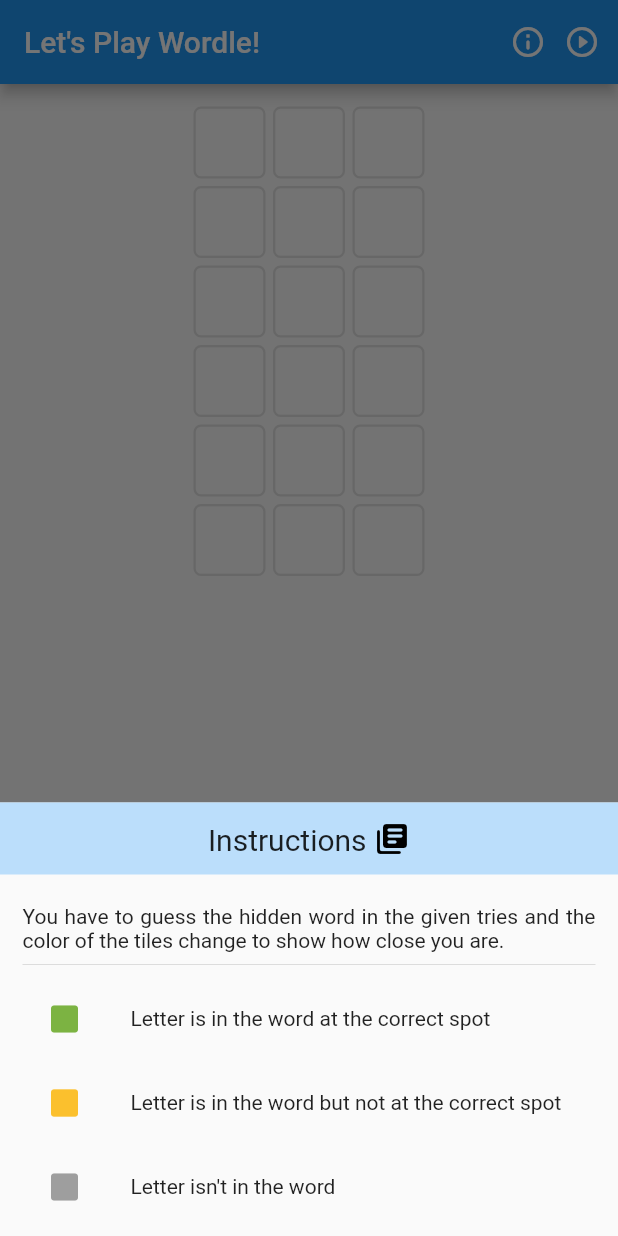
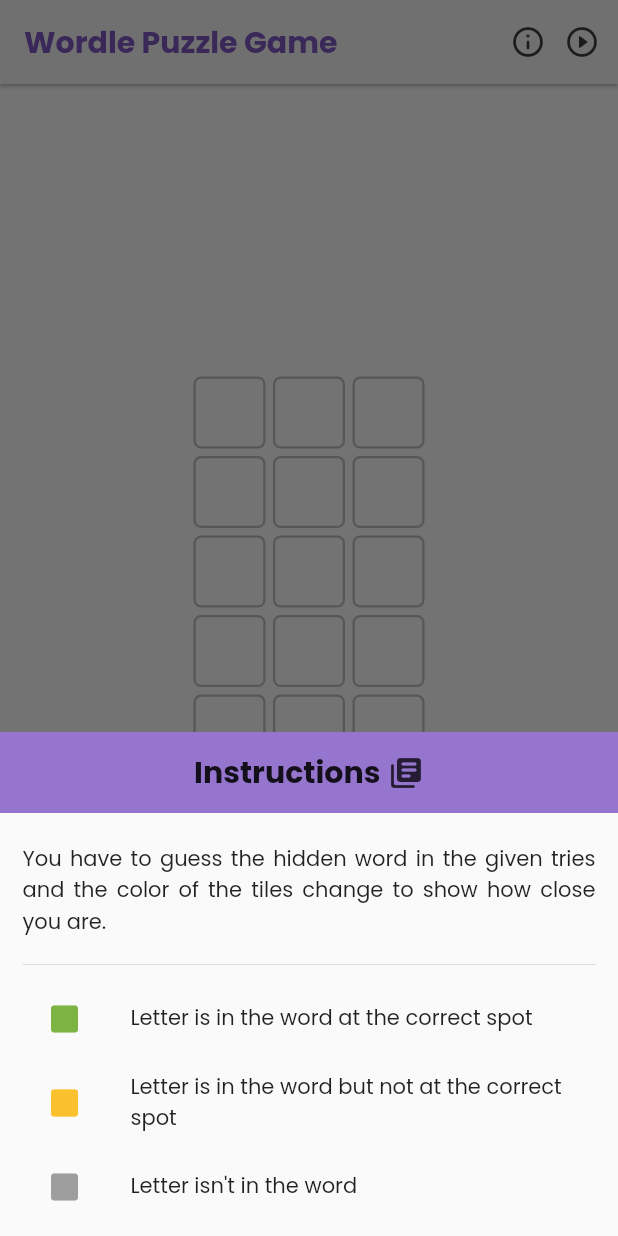
Before and after one commit to Fredorixo/wordle-puzzle-game, a Flutter app: the screen it shows after launch, item 2 of the bottom bar chosen, on a phone screen of 412 x 824 dp. Run offline on Flutter 3.47's test engine with Material 2 defaults, Android fonts, the phone set to English and light mode, and no system bars; drawn by our look-alikes of flip_card; our stand-ins replace flutter_bloc, google_fonts, lottie.

Commit message:
Add AppTheme to support light and dark themes, changeTheme to switch

```diff
--- a/lib/app/app.dart
+++ b/lib/app/app.dart
@@ -1,20 +1,35 @@
 import "package:flutter/material.dart";
 import "package:flutter_bloc/flutter_bloc.dart";
 import "package:provider/provider.dart";
+import "package:wordle/app/theme.dart";
 import "package:wordle/backend/backend.dart";
 import "package:wordle/backend/game.dart";
 import "package:wordle/backend/riddle_word.dart";
 import "package:wordle/home/home_screen.dart";
 
-class WordleApp extends StatelessWidget {
+class WordleApp extends StatefulWidget {
   const WordleApp({Key? key}) : super(key: key);
+
+  @override
+  State<WordleApp> createState() => _WordleAppState();
+}
+
+class _WordleAppState extends State<WordleApp> {
+  bool _hasLightTheme = true;
+
+  void changeTheme() {
+    setState(() {
+      _hasLightTheme = !_hasLightTheme;
+    });
+  }
 
   @override
   Widget build(BuildContext context) {
     return MaterialApp(
       title: "Wordle App",
-      theme: ThemeData.light(),
-      darkTheme: ThemeData.dark(),
+      theme: AppTheme.light(),
+      darkTheme: AppTheme.dark(),
+      themeMode: _hasLightTheme ? ThemeMode.light : ThemeMode.dark,
       home: MultiBlocProvider(
         providers: [
           BlocProvider(create: (_) => GameCubit()),
@@ -23,7 +38,10 @@ class WordleApp extends StatelessWidget {
         child: Provider(
           create: (_) => Backend(),
           dispose: (_, Backend backend) => backend.client.close(),
-          child: const HomeScreen(),
+          child: HomeScreen(
+            hasLightTheme: _hasLightTheme,
+            changeTheme: changeTheme,
+          ),
         ),
       ),
       debugShowCheckedModeBanner: false,
--- a/lib/app/color_schemes.dart
+++ b/lib/app/color_schemes.dart
@@ -4,7 +4,4 @@ abstract class ColorSchemes {
   static Color correctColor = Colors.lightGreen.shade600;
   static Color partiallyCorrectColor = Colors.yellow.shade700;
   static Color incorrectColor = Colors.grey;
-  static Color headlineColor = Colors.blue.shade100;
-
-  // tileTextColor dependent on theme
 }
--- a/lib/app/dimensions.dart
+++ b/lib/app/dimensions.dart
@@ -2,7 +2,5 @@ abstract class Dimensions {
   static double tileSideLength = 48.0;
   static double tileGap = 5.0;
   static double tileFontSize = 20.0;
-  static double snackBarFontSize = 10.0;
-  static double bottomSheetTitleFontSize = 20.0;
   static double bottomSheetSubtitleFontSize = 14.0;
 }
--- /dev/null
+++ b/lib/app/theme.dart
@@ -0,0 +1,47 @@
+import "package:flutter/material.dart";
+import "package:google_fonts/google_fonts.dart";
+
+class AppTheme {
+  static final TextTheme _textTheme = GoogleFonts.poppinsTextTheme();
+
+  static ThemeData light() {
+    return ThemeData.light().copyWith(
+      primaryColor: Colors.deepPurple.shade300,
+      appBarTheme: AppBarTheme(
+        backgroundColor: Colors.grey.shade100,
+        titleTextStyle: _textTheme.titleMedium?.copyWith(
+          color: Colors.deepPurple.shade400,
+          fontSize: 20.0,
+          fontWeight: FontWeight.bold,
+        ),
+        actionsIconTheme: IconThemeData(
+          color: Colors.black.withOpacity(0.75),
+        ),
+      ),
+      iconTheme: IconThemeData(
+        color: Colors.black.withOpacity(0.75),
+      ),
+      textTheme: _textTheme,
+      primaryTextTheme: _textTheme,
+    );
+  }
+
+  static ThemeData dark() {
+    return ThemeData.dark().copyWith(
+      primaryColor: Colors.deepPurple.shade300,
+      appBarTheme: AppBarTheme(
+        titleTextStyle: _textTheme.titleMedium?.copyWith(
+          color: Colors.deepPurple.shade400,
+          fontSize: 20.0,
+          fontWeight: FontWeight.bold,
+        ),
+      ),
+      primaryTextTheme: _textTheme.apply(
+        bodyColor: Colors.white,
+      ),
+      textTheme: _textTheme.apply(
+        bodyColor: Colors.white,
+      ),
+    );
+  }
+}
--- a/lib/custom_widgets/icon_title.dart
+++ b/lib/custom_widgets/icon_title.dart
@@ -1,5 +1,4 @@
 import "package:flutter/material.dart";
-import "package:wordle/app/dimensions.dart";
 
 class IconTitle extends StatelessWidget {
   final String title;
@@ -17,19 +16,17 @@ class IconTitle extends StatelessWidget {
   Widget build(BuildContext context) {
     return Row(
       mainAxisAlignment: mainAxisAlignment,
-      crossAxisAlignment: CrossAxisAlignment.end,
+      crossAxisAlignment: CrossAxisAlignment.center,
       children: [
         Text(
           title,
-          style: TextStyle(
-            fontSize: Dimensions.bottomSheetTitleFontSize,
+          style: const TextStyle(
+            fontSize: 20.0,
+            fontWeight: FontWeight.bold,
           ),
         ),
         const SizedBox(width: 5.0),
-        Icon(
-          icon,
-          color: Colors.black,
-        ),
+        Icon(icon),
       ],
     );
   }
--- a/lib/footer_buttons/footer_bottom_sheet.dart
+++ b/lib/footer_buttons/footer_bottom_sheet.dart
@@ -1,9 +1,9 @@
 import "package:flutter/material.dart";
-import "package:wordle/app/color_schemes.dart";
 import "package:wordle/custom_widgets/icon_title.dart";
 
 class FooterBottomSheet extends StatelessWidget {
   final String name;
+  final bool isDisabled;
   final List<Widget> body;
   final IconData titleIcon;
   final IconData displayIcon;
@@ -13,6 +13,7 @@ class FooterBottomSheet extends StatelessWidget {
     required this.name,
     required this.body,
     required this.titleIcon,
+    required this.isDisabled,
     required this.displayIcon,
   }) : super(key: key);
 
@@ -22,10 +23,11 @@ class FooterBottomSheet extends StatelessWidget {
       tooltip: name,
       icon: Icon(
         displayIcon,
-        color: Colors.grey.shade700,
         semanticLabel: name,
       ),
-      onPressed: () {
+      onPressed: isDisabled
+          ? null
+          : () {
               showModalBottomSheet(
                 context: context,
                 builder: (builder) {
@@ -34,7 +36,7 @@ class FooterBottomSheet extends StatelessWidget {
                     mainAxisSize: MainAxisSize.min,
                     children: [
                       Container(
-                  color: ColorSchemes.headlineColor,
+                        color: Theme.of(context).primaryColor,
                         padding: const EdgeInsets.symmetric(vertical: 12.0),
                         child: IconTitle(
                           title: name,
--- a/lib/footer_buttons/instructions.dart
+++ b/lib/footer_buttons/instructions.dart
@@ -5,7 +5,12 @@ import "package:wordle/footer_buttons/footer_bottom_sheet.dart";
 import "package:wordle/footer_buttons/instruction_tile.dart";
 
 class Instructions extends StatelessWidget {
-  const Instructions({Key? key}) : super(key: key);
+  final bool isDiabled;
+
+  const Instructions({
+    Key? key,
+    required this.isDiabled,
+  }) : super(key: key);
 
   @override
   Widget build(BuildContext context) {
@@ -19,6 +24,7 @@ class Instructions extends StatelessWidget {
           ),
           textAlign: TextAlign.justify,
         ),
+        const SizedBox(height: 10.0),
         const Divider(),
         InstructionTile(
           color: ColorSchemes.correctColor,
@@ -33,6 +39,7 @@ class Instructions extends StatelessWidget {
           message: "Letter isn't in the word",
         ),
       ],
+      isDisabled: isDiabled,
       titleIcon: Icons.library_books_rounded,
       displayIcon: Icons.help_rounded,
     );
--- a/lib/footer_buttons/settings.dart
+++ b/lib/footer_buttons/settings.dart
@@ -1,10 +1,10 @@
 import "package:flutter/material.dart";
-import "package:wordle/app/color_schemes.dart";
 import "package:wordle/constants/difficulty.dart";
 import "package:wordle/custom_widgets/icon_title.dart";
 
 class Settings extends StatefulWidget {
   final int letters;
+  final bool isDisabled;
   final Difficulty difficulty;
   final void Function(int) updateLetterCount;
   final void Function(Difficulty) updateDifficulty;
@@ -12,6 +12,7 @@ class Settings extends StatefulWidget {
   const Settings({
     Key? key,
     required this.letters,
+    required this.isDisabled,
     required this.difficulty,
     required this.updateDifficulty,
     required this.updateLetterCount,
@@ -26,12 +27,13 @@ class _SettingsState extends State<Settings> {
   Widget build(BuildContext context) {
     return IconButton(
       tooltip: "Settings",
-      icon: Icon(
+      icon: const Icon(
         Icons.settings_rounded,
-        color: Colors.grey.shade700,
         semanticLabel: "Settings",
       ),
-      onPressed: () {
+      onPressed: widget.isDisabled
+          ? null
+          : () {
               showModalBottomSheet(
                 enableDrag: false,
                 context: context,
@@ -43,7 +45,7 @@ class _SettingsState extends State<Settings> {
                         mainAxisSize: MainAxisSize.min,
                         children: [
                           Container(
-                      color: ColorSchemes.headlineColor,
+                            color: Theme.of(context).primaryColor,
                             padding: const EdgeInsets.symmetric(vertical: 12.0),
                             child: const IconTitle(
                               title: "Settings",
@@ -63,48 +65,53 @@ class _SettingsState extends State<Settings> {
                                     children: [
                                       ChoiceChip(
                                         label: const Text("Easy"),
-                                  selected:
-                                      widget.difficulty == Difficulty.easy,
+                                        selected: widget.difficulty ==
+                                            Difficulty.easy,
                                         selectedColor: Colors.lightGreen,
                                         onSelected: (bool selected) {
                                           if (selected) {
-                                      widget.updateDifficulty(Difficulty.easy);
+                                            widget.updateDifficulty(
+                                                Difficulty.easy);
                                             setState(() {});
                                           }
                                         },
                                         shape: ContinuousRectangleBorder(
-                                    borderRadius: BorderRadius.circular(5.0),
+                                          borderRadius:
+                                              BorderRadius.circular(5.0),
                                         ),
                                       ),
                                       ChoiceChip(
                                         label: const Text("Medium"),
-                                  selected:
-                                      widget.difficulty == Difficulty.medium,
+                                        selected: widget.difficulty ==
+                                            Difficulty.medium,
                                         selectedColor: Colors.yellow.shade800,
                                         onSelected: (bool selected) {
                                           if (selected) {
-                                      widget
-                                          .updateDifficulty(Difficulty.medium);
+                                            widget.updateDifficulty(
+                                                Difficulty.medium);
                                             setState(() {});
                                           }
                                         },
                                         shape: ContinuousRectangleBorder(
-                                    borderRadius: BorderRadius.circular(5.0),
+                                          borderRadius:
+                                              BorderRadius.circular(5.0),
                                         ),
                                       ),
                                       ChoiceChip(
                                         label: const Text("Hard"),
-                                  selected:
-                                      widget.difficulty == Difficulty.hard,
+                                        selected: widget.difficulty ==
+                                            Difficulty.hard,
                                         selectedColor: Colors.red.shade400,
                                         onSelected: (bool selected) {
                                           if (selected) {
-                                      widget.updateDifficulty(Difficulty.hard);
+                                            widget.updateDifficulty(
+                                                Difficulty.hard);
                                             setState(() {});
                                           }
                                         },
                                         shape: ContinuousRectangleBorder(
-                                    borderRadius: BorderRadius.circular(5.0),
+                                          borderRadius:
+                                              BorderRadius.circular(5.0),
                                         ),
                                       ),
                                     ],
@@ -115,7 +122,7 @@ class _SettingsState extends State<Settings> {
                                   title: const Text("Number of Letters"),
                                   subtitle: Wrap(
                                     children: [
-                                for (int count = 3; count <= 8; ++count)
+                                      for (int count = 3; count <= 7; ++count)
                                         ChoiceChip(
                                           label: Text("$count"),
                                           selected: widget.letters == count,
@@ -127,7 +134,8 @@ class _SettingsState extends State<Settings> {
                                             }
                                           },
                                           shape: ContinuousRectangleBorder(
-                                      borderRadius: BorderRadius.circular(5.0),
+                                            borderRadius:
+                                                BorderRadius.circular(5.0),
                                           ),
                                         )
                                     ],
--- a/lib/home/flip_card_tile.dart
+++ b/lib/home/flip_card_tile.dart
@@ -7,7 +7,7 @@ class FlipCardTile extends StatelessWidget {
   final bool isReadOnly;
   final bool isEnabled;
   final Color fillColor;
-  final Color textColor;
+  final Color? textColor;
   final FocusNode? forward;
   final FocusNode? backward;
   final FocusNode focusNode;
@@ -30,7 +30,7 @@ class FlipCardTile extends StatelessWidget {
     required this.isReadOnly,
     required this.isEnabled,
     required this.fillColor,
-    required this.textColor,
+    this.textColor,
     required this.flipController,
   }) : super(key: key) {
     _textFieldTile = TextFieldTile(
--- a/lib/home/home_screen.dart
+++ b/lib/home/home_screen.dart
@@ -12,7 +12,14 @@ import "package:wordle/home/action_button.dart";
 import "package:wordle/home/text_field_grid.dart";
 
 class HomeScreen extends StatefulWidget {
-  const HomeScreen({Key? key}) : super(key: key);
+  final void Function() changeTheme;
+  final bool hasLightTheme;
+
+  const HomeScreen({
+    Key? key,
+    required this.changeTheme,
+    required this.hasLightTheme,
+  }) : super(key: key);
 
   @override
   State<HomeScreen> createState() => _HomeScreenState();
@@ -55,7 +62,8 @@ class _HomeScreenState extends State<HomeScreen> {
       builder: (context, gameState) {
         return Scaffold(
           appBar: AppBar(
-            title: const Text("Let's Play Wordle!"),
+            title: const Text("Wordle Puzzle Game"),
+            elevation: 1.0,
             actions: [
               Tooltip(
                 message: gameState == GameState.begin
@@ -97,20 +105,23 @@ class _HomeScreenState extends State<HomeScreen> {
               mainAxisAlignment: MainAxisAlignment.spaceEvenly,
               children: [
                 IconButton(
-                  onPressed: () {},
-                  icon: Icon(
+                  onPressed: _hasLoadingAnimation ? null : () {},
+                  icon: const Icon(
                     Icons.leaderboard_rounded,
-                    color: Colors.grey.shade700,
                     semanticLabel: "Leaderboard",
                   ),
                   tooltip: "Leaderboard",
                 ),
-                const Instructions(),
+                Instructions(
+                  isDiabled: _hasLoadingAnimation,
+                ),
                 IconButton(
-                  onPressed: () {},
+                  onPressed:
+                      _hasLoadingAnimation ? null : () => widget.changeTheme(),
                   icon: Icon(
-                    Icons.dark_mode_rounded,
-                    color: Colors.grey.shade700,
+                    widget.hasLightTheme
+                        ? Icons.dark_mode_rounded
+                        : Icons.light_mode_rounded,
                     semanticLabel: "Toggle Brightness",
                   ),
                   tooltip: "Toggle Brightness",
@@ -118,6 +129,7 @@ class _HomeScreenState extends State<HomeScreen> {
                 Settings(
                   letters: _letters,
                   difficulty: _difficulty,
+                  isDisabled: _hasLoadingAnimation,
                   updateDifficulty: updateDifficulty,
                   updateLetterCount: updateLetterCount,
                 ),
--- a/lib/home/text_field_grid.dart
+++ b/lib/home/text_field_grid.dart
@@ -34,7 +34,7 @@ class TextFieldGrid extends StatefulWidget {
 
 class _TextFieldGridState extends State<TextFieldGrid> {
   late List<List<bool>> _isReadOnly;
-  late List<List<Color>> _textColors;
+  late List<List<Color?>> _textColors;
   late List<List<FocusNode>> _nodes;
   late List<List<Color>> _fillColors;
   late List<List<TextEditingController>> _controllers;
@@ -96,7 +96,7 @@ class _TextFieldGridState extends State<TextFieldGrid> {
       widget.tries,
       (_) => List.filled(
         widget.letters,
-        Colors.black,
+        null,
       ),
       growable: false,
     );
@@ -175,7 +175,7 @@ class _TextFieldGridState extends State<TextFieldGrid> {
         widget.tries,
         (_) => List.filled(
           widget.letters,
-          Colors.black,
+          null,
         ),
         growable: false,
       );
@@ -257,15 +257,15 @@ class _TextFieldGridState extends State<TextFieldGrid> {
       ScaffoldMessenger.of(context).showSnackBar(
         SnackBar(
           content: const Text(
-            "Word is Too Short",
+            "Word Is Too Short",
             style: TextStyle(
-              fontSize: 20.0,
+              fontSize: 18.0,
             ),
             textAlign: TextAlign.center,
           ),
-          duration: const Duration(seconds: 1),
+          duration: const Duration(seconds: 2),
           behavior: SnackBarBehavior.floating,
-          backgroundColor: Colors.blue.shade600,
+          backgroundColor: Theme.of(context).primaryColor,
         ),
       );
 
@@ -343,17 +343,15 @@ class _TextFieldGridState extends State<TextFieldGrid> {
 
   @override
   Widget build(BuildContext context) {
-    return Padding(
-      padding: const EdgeInsets.only(
-        top: 15.0,
-        left: 15.0,
-        right: 15.0,
-      ),
-      child: Center(
+    return Container(
+      padding: const EdgeInsets.all(15.0),
+      alignment: Alignment.center,
       child: ConstrainedBox(
         constraints: BoxConstraints(
           maxWidth: widget.letters * Dimensions.tileSideLength +
               (widget.letters - 1) * Dimensions.tileGap,
+          maxHeight: widget.tries * Dimensions.tileSideLength +
+              (widget.tries - 1) * Dimensions.tileGap,
         ),
         child: GridView.count(
           crossAxisSpacing: 5.0,
@@ -379,7 +377,6 @@ class _TextFieldGridState extends State<TextFieldGrid> {
           ],
         ),
       ),
-      ),
     );
   }
 }
--- a/lib/home/text_field_tile.dart
+++ b/lib/home/text_field_tile.dart
@@ -19,7 +19,7 @@ class TextFieldTile extends StatelessWidget {
   final bool isReadOnly;
   final bool isEnabled;
   final Color fillColor;
-  final Color textColor;
+  final Color? textColor;
   final FocusNode? forward;
   final FocusNode? backward;
   final FocusNode focusNode;
@@ -33,6 +33,7 @@ class TextFieldTile extends StatelessWidget {
     this.backController,
     this.forward,
     this.backward,
+    this.textColor,
     required this.onSubmit,
     required this.onTap,
     required this.controller,
@@ -40,7 +41,6 @@ class TextFieldTile extends StatelessWidget {
     required this.isReadOnly,
     required this.isEnabled,
     required this.fillColor,
-    required this.textColor,
   }) : super(key: key);
 
   @override
@@ -50,7 +50,7 @@ class TextFieldTile extends StatelessWidget {
       decoration: BoxDecoration(
         color: fillColor,
         border: Border.all(
-          color: Colors.grey.shade300,
+          color: Colors.grey.shade400,
           width: 1.5,
         ),
         borderRadius: BorderRadius.circular(5.0),
--- a/lib/reveal/error_reveal_dialog.dart
+++ b/lib/reveal/error_reveal_dialog.dart
@@ -9,7 +9,7 @@ class ErrorRevealDialog extends StatelessWidget {
     return RevealDialog(
       title: "Error",
       message: "An unexpected error occurred, please try again later.",
-      icon: Icons.error_outline_rounded,
+      icon: Icons.error_rounded,
       color: Colors.red.shade400,
     );
   }
--- a/lib/reveal/loser_reveal_dialog.dart
+++ b/lib/reveal/loser_reveal_dialog.dart
@@ -1,5 +1,4 @@
 import "package:flutter/material.dart";
-import "package:wordle/app/color_schemes.dart";
 import "package:wordle/reveal/reveal_dialog.dart";
 
 class LoserRevealDialog extends StatelessWidget {
@@ -16,7 +15,7 @@ class LoserRevealDialog extends StatelessWidget {
       title: "Game Over",
       message: "The answer was ''$result''.",
       icon: Icons.rocket_launch_rounded,
-      color: ColorSchemes.headlineColor,
+      color: Theme.of(context).primaryColor,
     );
   }
 }
--- a/lib/reveal/winner_reveal_dialog.dart
+++ b/lib/reveal/winner_reveal_dialog.dart
@@ -1,5 +1,4 @@
 import "package:flutter/material.dart";
-import "package:wordle/app/color_schemes.dart";
 import "package:wordle/reveal/reveal_dialog.dart";
 
 class WinnerRevealDialog extends StatelessWidget {
@@ -11,7 +10,7 @@ class WinnerRevealDialog extends StatelessWidget {
       title: "Congratulations",
       message: "You were able to successfully guess the word.",
       icon: Icons.celebration_rounded,
-      color: ColorSchemes.headlineColor,
+      color: Theme.of(context).primaryColor,
     );
   }
 }
--- a/pubspec.yaml
+++ b/pubspec.yaml
@@ -30,6 +30,7 @@ dependencies:
   lottie: ^1.4.2
   flip_card: ^0.7.0
   http: ^0.13.5
+  google_fonts: ^3.0.1
 
 dev_dependencies:
   flutter_test:
```
Also changed, not shown: pubspec.lock. Lines whose indentation alone changed are shown as unchanged.
